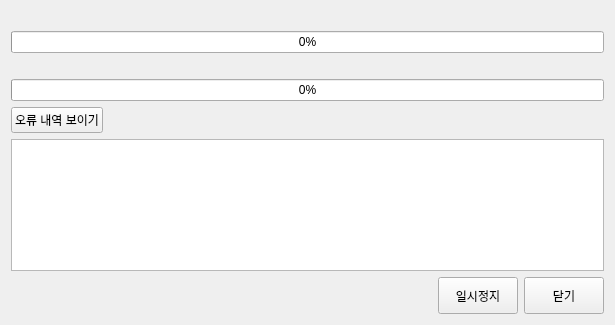
Qt form source/arkgui/ui/DecompressProgressWidget.ui (Thestars3/arkzip) before a commit.
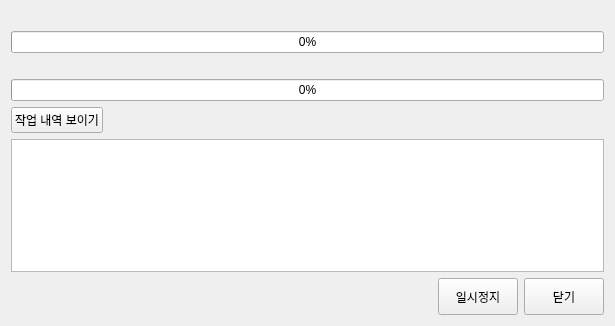
The same form after that commit. Icons and pictures are not drawn.

The edit to the form file:
```diff
--- a/source/arkgui/ui/DecompressProgressWidget.ui
+++ b/source/arkgui/ui/DecompressProgressWidget.ui
@@ -10,7 +10,7 @@
     <x>0</x>
     <y>0</y>
     <width>615</width>
-    <height>325</height>
+    <height>326</height>
    </rect>
   </property>
   <property name="sizePolicy">
@@ -92,7 +92,12 @@
      <item>
       <widget class="QPushButton" name="toggleShowErrorInfo">
        <property name="text">
-        <string>오류 내역 보이기</string>
+        <string>작업 내역 보이기</string>
+       </property>
+       <property name="icon">
+        <iconset theme="go-up">
+         <normaloff/>
+        </iconset>
        </property>
       </widget>
      </item>
```
Left out of the diff: 14 changed lines with no effect on the pictures.
